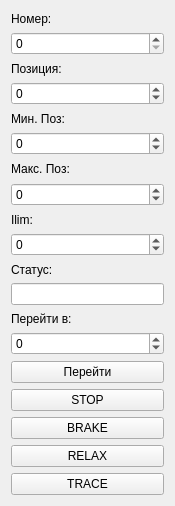
Before: the Qt Designer form DriverControllerWidget.ui in AlexanderMokhov/AR-600Controller, drawn with Qt 5.
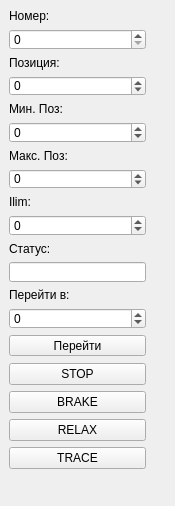
After: the same form once the commit is applied.

What changed in the file:
```diff
--- a/DriverControllerWidget.ui
+++ b/DriverControllerWidget.ui
@@ -13,8 +13,17 @@
   <property name="windowTitle">
    <string>Form</string>
   </property>
-  <layout class="QGridLayout" name="gridLayout">
-   <item row="0" column="0">
+  <widget class="QWidget" name="">
+   <property name="geometry">
+    <rect>
+     <x>9</x>
+     <y>9</y>
+     <width>137</width>
+     <height>460</height>
+    </rect>
+   </property>
+   <layout class="QVBoxLayout" name="verticalLayout_3">
+    <item>
     <layout class="QVBoxLayout" name="verticalLayout">
      <item>
       <widget class="QLabel" name="label">
@@ -134,7 +143,7 @@
      </item>
     </layout>
    </item>
-   <item row="1" column="0">
+    <item>
     <layout class="QVBoxLayout" name="verticalLayout_2">
      <item>
       <widget class="QPushButton" name="ButtonSTOP">
@@ -167,6 +176,7 @@
     </layout>
    </item>
   </layout>
+  </widget>
  </widget>
  <resources/>
  <connections/>
```
Lines whose indentation alone changed are shown as unchanged.
